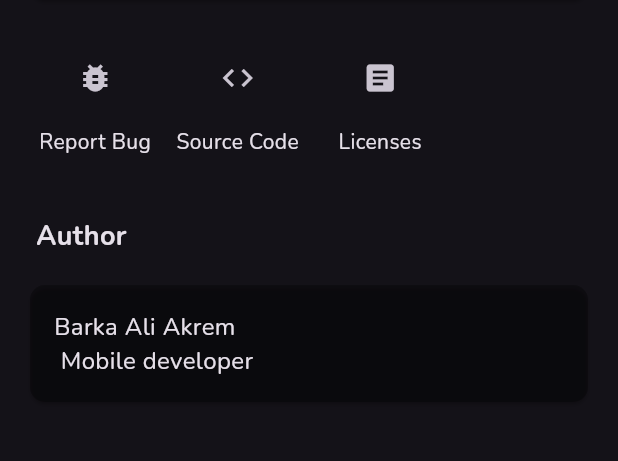
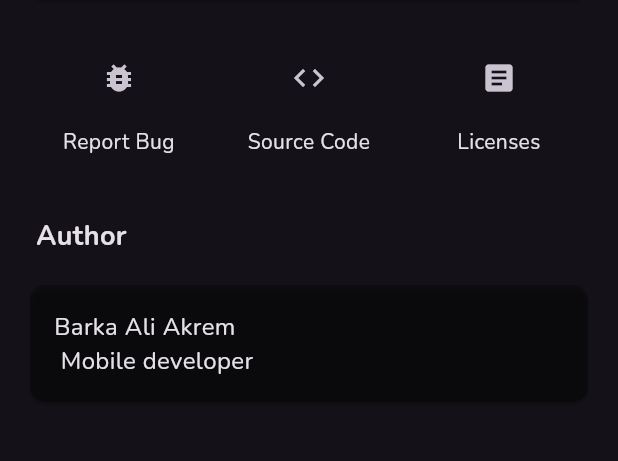
Before and after one commit to AliAkrem/oopquiz, a Flutter app: the AboutPage screen opened by its route, on a phone screen of 412 x 824 dp, the part 252-713 px from its top. Run offline on Flutter 3.47's test engine with Material 3 defaults, Android fonts, the phone set to English and light mode, and no system bars; our stand-ins replace bloc, equatable, flutter_bloc, flutter_highlight, font_awesome_flutter, get and 2 more; missing offline and left inert: flutter_code_editor, highlight, markdown_widget; accounts and stored records are empty.

Commit message:
fix: fix about page

```diff
--- a/lib/about/about_page.dart
+++ b/lib/about/about_page.dart
@@ -61,7 +61,7 @@ class AboutPage extends StatelessWidget {
                 height: 100,
                 width: MediaQuery.of(context).size.width,
                 child: GridView.count(
-                  crossAxisCount: 4,
+                  crossAxisCount: 3,
                   shrinkWrap: true,
                   mainAxisSpacing: 0,
                   crossAxisSpacing: 0,
```
